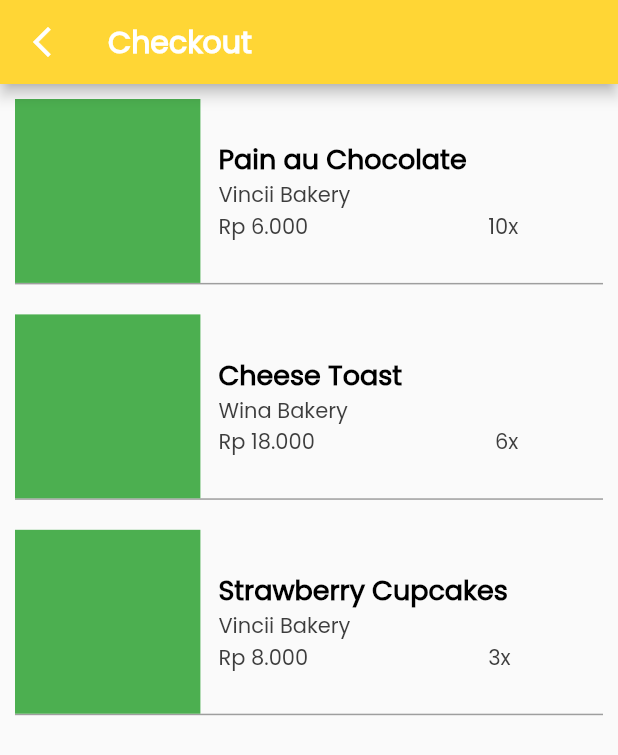
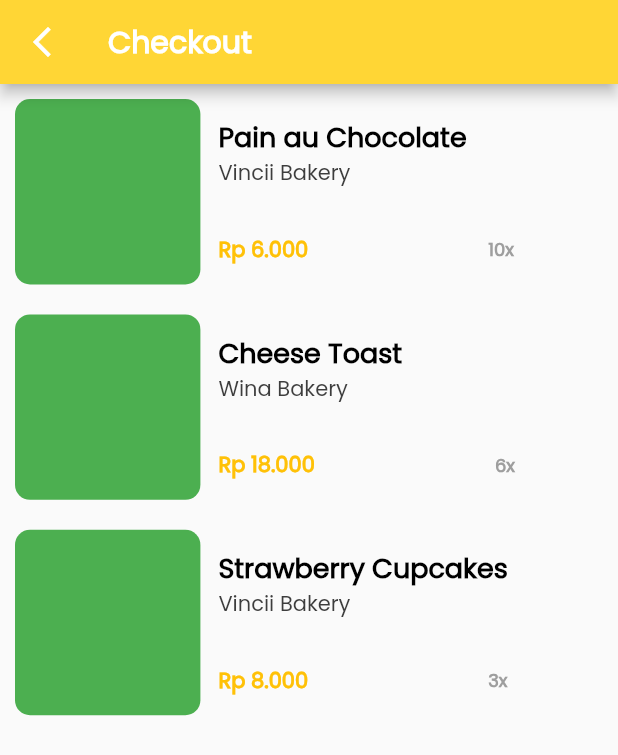
Before and after one commit to Yoga3911/breadify, a Flutter app: the CheckoutPage screen opened by its route, on a phone screen of 412 x 824 dp. Shown: the top 755 px of the screen. Run offline on Flutter 3.47's test engine with Material 2 defaults, Android fonts, the phone set to English and light mode, and no system bars; our stand-ins replace auto_size_text, cached_network_image, cloud_firestore, firebase_auth, firebase_core, flutter_spinkit and 7 more; missing offline and left inert: flutter_facebook_auth; accounts and stored records are empty.

Commit message:
revisi konten checkout

```diff
--- a/lib/app/views/cart/widgets_checkout/konten_checkout.dart
+++ b/lib/app/views/cart/widgets_checkout/konten_checkout.dart
@@ -12,17 +12,13 @@ class Checkout extends StatelessWidget {
       margin: const EdgeInsets.all(10),
       width: MediaQuery.of(context).size.width * 1,
       height: MediaQuery.of(context).size.height * 0.15,
-      decoration: const BoxDecoration(
-        border: Border(
-          bottom: BorderSide(width: 1, color: Colors.grey),
-        ),
-      ),
       child: Row(
         children: <Widget>[
           //1) anak ke-1 : gambar produk
           Container(
             width: MediaQuery.of(context).size.width * 0.3,
-            color: Colors.green,
+            decoration: BoxDecoration(
+                borderRadius: BorderRadius.circular(10), color: Colors.green),
           ),
 
           const SizedBox(width: 12), //jarak
@@ -44,18 +40,31 @@ class Checkout extends StatelessWidget {
               //2b) bakery
               Text(checkoutcontent[index].bakery),
 
-
+              const SizedBox(
+                height: 30, //jarak
+              ),
 
               //2c) row : price & quantity
               Row(
                 children: <Widget>[
                   //price
-                  Text(checkoutcontent[index].price),
+                  Text(
+                    checkoutcontent[index].price,
+                    style: const TextStyle(
+                        color: Colors.amber, fontWeight: FontWeight.bold),
+                  ),
                   const SizedBox(
+                    //jarak
                     width: 120,
                   ),
                   //quantity
-                  Text(checkoutcontent[index].quantity),
+                  Text(
+                    checkoutcontent[index].quantity,
+                    style: const TextStyle(
+                        color: Colors.grey,
+                        fontSize: 12,
+                        fontWeight: FontWeight.bold),
+                  ),
                 ],
               )
             ],
```
